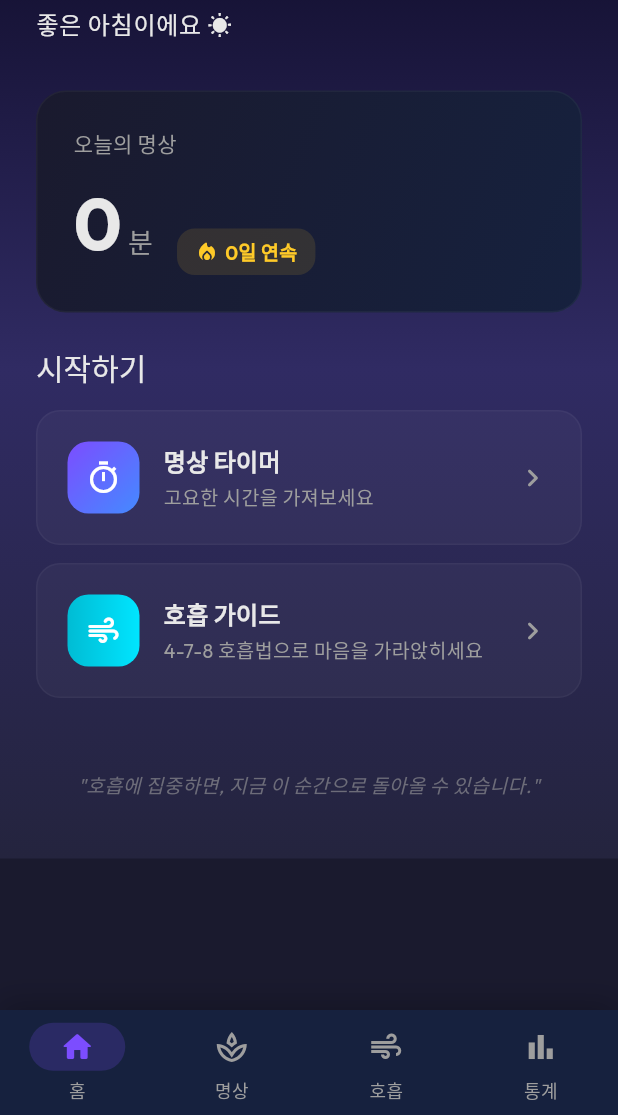
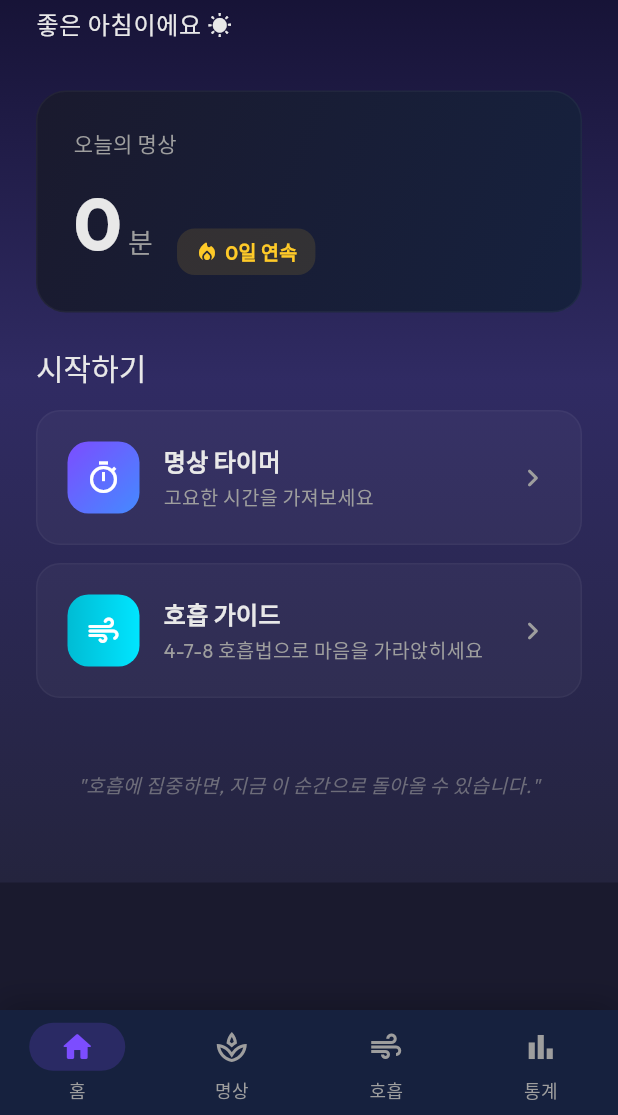
Before and after one commit to forestor/zenflow, a Flutter app: the screen it shows after launch, on a phone screen of 412 x 824 dp, the part 121-1236 px from its top. Run offline on Flutter 3.47's test engine with Material 3 defaults, Android fonts, the phone set to English and light mode, and no system bars; our stand-ins replace audioplayers, google_fonts, shared_preferences.

Commit message:
fix: 홈 화면 스크롤 레이아웃 정규화 및 가독성 개선

```diff
--- a/lib/screens/home_screen.dart
+++ b/lib/screens/home_screen.dart
@@ -14,8 +14,6 @@ class HomeScreen extends StatefulWidget {
 
 class _HomeScreenState extends State<HomeScreen> {
   int _currentIndex = 0;
-  int _totalMinutes = 0;
-  int _streak = 0;
 
   final List<Widget> _screens = const [
     _HomeTab(),
@@ -23,7 +21,6 @@ class _HomeScreenState extends State<HomeScreen> {
     BreathingScreen(),
     StatsScreen(),
   ];
-
 
   @override
   Widget build(BuildContext context) {
@@ -72,7 +69,6 @@ class _HomeScreenState extends State<HomeScreen> {
               label: '통계',
             ),
           ],
-
         ),
       ),
     );
@@ -133,10 +129,10 @@ class _HomeTabState extends State<_HomeTab> {
       child: SafeArea(
         child: SingleChildScrollView(
           child: Padding(
-
             padding: const EdgeInsets.all(24),
             child: Column(
               crossAxisAlignment: CrossAxisAlignment.start,
+              mainAxisSize: MainAxisSize.min, // 추가 제약
               children: [
                 const SizedBox(height: 16),
                 // ── Header ──
@@ -186,7 +182,6 @@ class _HomeTabState extends State<_HomeTab> {
                                     fontSize: 18, color: AppTheme.textSecondary)),
                           ),
                           const SizedBox(width: 16),
-
                           Container(
                             padding: const EdgeInsets.symmetric(
                                 horizontal: 12, vertical: 6),
@@ -243,10 +238,8 @@ class _HomeTabState extends State<_HomeTab> {
                     homeState?.setState(() => homeState._currentIndex = 2);
                   },
                 ),
-
                 const SizedBox(height: 48),
                 // ── Motivational Quote ──
-
                 Center(
                   child: Text(
                     '"호흡에 집중하면, 지금 이 순간으로 돌아올 수 있습니다."',
@@ -258,13 +251,13 @@ class _HomeTabState extends State<_HomeTab> {
                     textAlign: TextAlign.center,
                   ),
                 ),
-              const SizedBox(height: 16),
+                const SizedBox(height: 32),
               ],
             ),
           ),
         ),
+      ),
     );
-
   }
 }
 
```
Also changed, not shown: 1 other file. Lines whose indentation alone changed are shown as unchanged.
